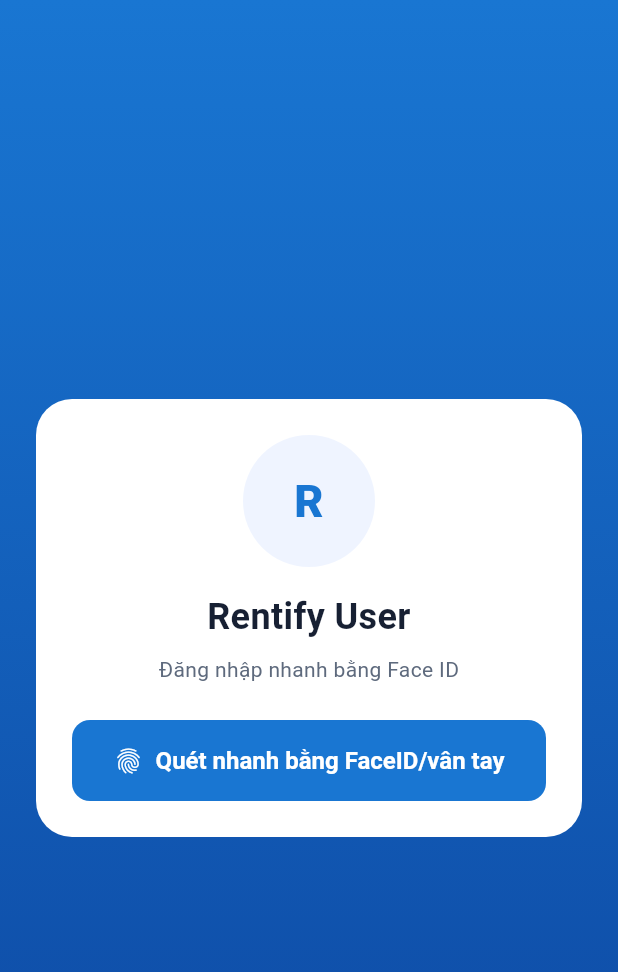
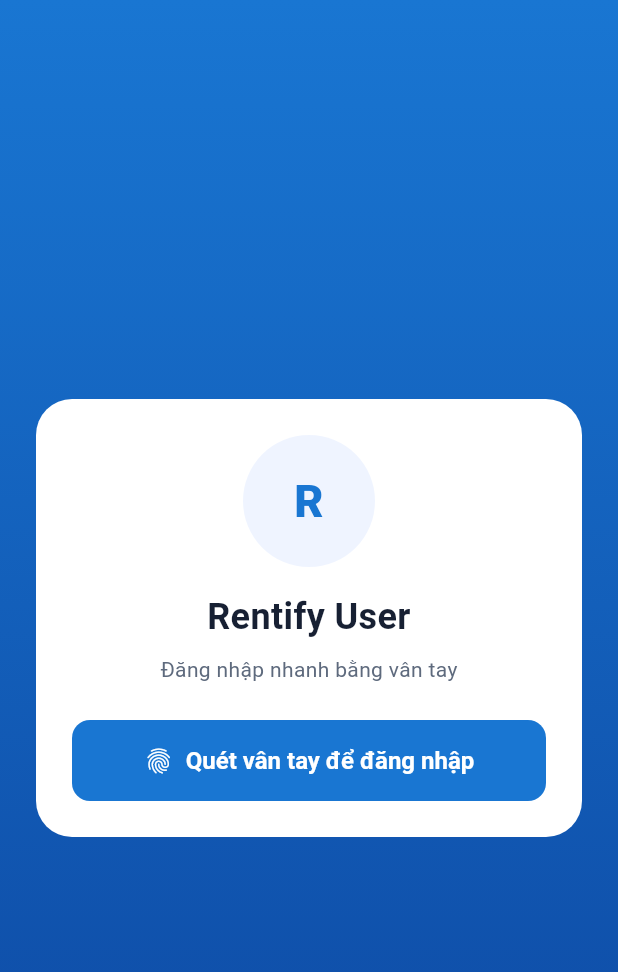
Before and after one commit to khanhngo05/Rentify, a Flutter app: the BiometricUnlockScreen screen opened directly with empty values, on a phone screen of 412 x 824 dp. Shown: the top 972 px of the screen. Run offline on Flutter 3.47's test engine with Material 3 defaults, Android fonts, the phone set to English and light mode, and no system bars; our stand-ins replace cached_network_image, cloud_firestore, firebase_auth, firebase_core, firebase_messaging, geolocator and 7 more; accounts and stored records are empty; Roboto replaces fonts that are missing (Outfit).

Commit message:
Quynh: fix sinh trac hoc

```diff
--- a/lib/screens/biometric_unlock_screen.dart
+++ b/lib/screens/biometric_unlock_screen.dart
@@ -46,16 +46,24 @@
       }
 
       if (result == BiometricAuthResult.verified) {
-        await widget.onVerified();
+        try {
+          await widget.onVerified();
+        } catch (_) {
+          _showMessage(
+            'Xác thực thành công nhưng không thể đăng nhập. Vui lòng thử lại.',
+          );
+        }
         return;
       }
 
       if (result == BiometricAuthResult.unavailable) {
-        _showMessage('Vui lòng kích hoạt Face ID.');
+        _showMessage(
+          'Thiết bị chưa sẵn sàng sinh trắc học. Vui lòng kiểm tra vân tay.',
+        );
         return;
       }
 
-      _showMessage('Xác thực Face ID thất bại.');
+      _showMessage('Xác thực vân tay không hợp lệ. Vui lòng thử lại.');
     } finally {
       if (mounted) {
         setState(() {
@@ -160,7 +168,7 @@
                     ),
                     const SizedBox(height: 8),
                     const Text(
-                      'Đăng nhập nhanh bằng Face ID',
+                      'Đăng nhập nhanh bằng vân tay',
                       style: TextStyle(
                         color: AppColors.textSecondary,
                         fontSize: 14,
@@ -201,7 +209,7 @@
                               Text(
                                 _isVerifying
                                     ? 'Đang xác thực...'
-                                    : 'Quét nhanh bằng FaceID/vân tay',
+                                    : 'Quét vân tay để đăng nhập',
                               ),
                             ],
                           ),
--- a/lib/screens/profile_screen.dart
+++ b/lib/screens/profile_screen.dart
@@ -94,7 +94,7 @@
           _biometricLoginEnabled = false;
         });
         ScaffoldMessenger.of(context).showSnackBar(
-          const SnackBar(content: Text('Đã tắt đăng nhập Face ID')),
+          const SnackBar(content: Text('Đã tắt đăng nhập vân tay')),
         );
         return;
       }
@@ -113,7 +113,7 @@
           _biometricLoginEnabled = true;
         });
         ScaffoldMessenger.of(context).showSnackBar(
-          const SnackBar(content: Text('Đã bật đăng nhập Face ID')),
+          const SnackBar(content: Text('Đã bật đăng nhập vân tay')),
         );
         return;
       }
@@ -126,7 +126,9 @@
       if (result == BiometricAuthResult.unavailable) {
         ScaffoldMessenger.of(context).showSnackBar(
           const SnackBar(
-            content: Text('Thiết bị chưa bật Face ID để sử dụng tính năng này'),
+            content: Text(
+              'Thiết bị chưa sẵn sàng vân tay để sử dụng tính năng này',
+            ),
           ),
         );
         return;
@@ -511,7 +513,6 @@
     });
 
     try {
-      await _biometricPreferenceService.clearRememberedUserProfile();
       await _authService.signOut();
       if (!mounted) return;
       setState(() {
@@ -618,7 +619,7 @@
                       crossAxisAlignment: CrossAxisAlignment.start,
                       children: [
                         Text(
-                          'Kích hoạt Faceid, vân tay',
+                          'Kích hoạt đăng nhập vân tay',
                           style: TextStyle(
                             fontSize: 15,
                             fontWeight: FontWeight.w700,
```
